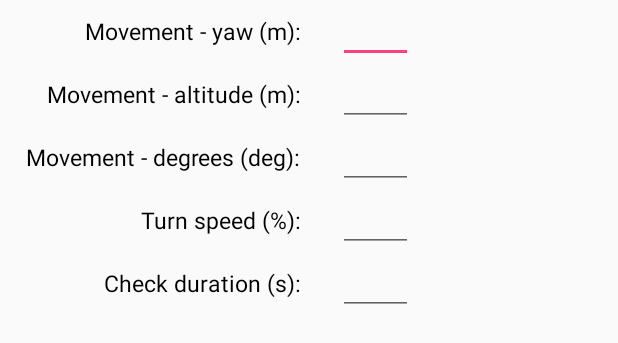
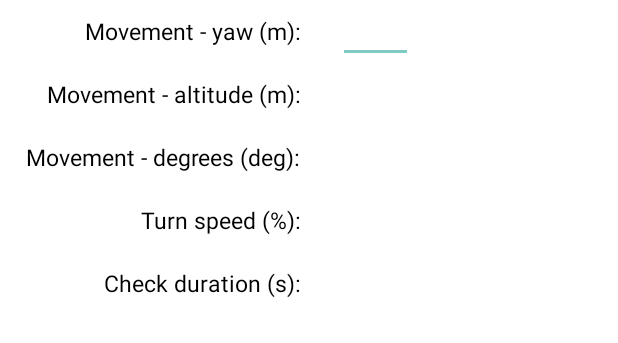
Before and after one commit to ChrisJLester/BC-SoloTestApp, an Android app: the layout layout_settings.xml on its own in the app's theme, with its tools: preview values and no code run, on a phone screen of 412 x 824 dp. Shown: the top 343 px of the screen. Run offline under Robolectric (Android 15) with nearby library versions, the phone set to English and light mode, and no system bars.

```diff
--- a/app/src/main/AndroidManifest.xml
+++ b/app/src/main/AndroidManifest.xml
@@ -10,7 +10,7 @@
         android:icon="@mipmap/ic_launcher"
         android:label="@string/app_name"
         android:supportsRtl="true"
-        android:theme="@style/AppTheme">
+        android:theme="@style/Theme.AppCompat.NoActionBar">
         <activity android:name=".MainActivity">
             <intent-filter>
                 <action android:name="android.intent.action.MAIN" />
--- a/app/src/main/res/layout/layout_settings.xml
+++ b/app/src/main/res/layout/layout_settings.xml
@@ -3,7 +3,8 @@
     android:orientation="vertical"
     android:layout_width="match_parent"
     android:layout_height="match_parent"
-    android:columnCount="2">
+    android:columnCount="2"
+    android:background="@color/white">
 
     <TextView
         android:labelFor="@+id/lblSettings_Yaw"
@@ -50,7 +51,7 @@
         android:textSize="@dimen/text_size_30" />
 
     <TextView
-        android:labelFor="@id/lblSettings_ChkDur"
+        android:labelFor="@+id/lblSettings_ChkDur"
         android:layout_width="@dimen/dimen_400"
         android:layout_height="wrap_content"
         android:layout_row="4"
--- a/app/src/main/res/values-w820dp/dimens.xml
+++ b/app/src/main/res/values-w820dp/dimens.xml
@@ -1,7 +1,5 @@
 <resources>
-    <!-- Example customization of dimensions originally defined in res/values/dimens.xml
-         (such as screen margins) for screens with more than 820dp of available width. This
-         would include 7" and 10" devices in landscape (~960dp and ~1280dp respectively). -->
+    <!-- For bigger screens -->
     <dimen name="activity_horizontal_margin">64dp</dimen>
 
     <dimen name="text_size_14">14sp</dimen>
@@ -17,5 +15,7 @@
     <dimen name="dimen_100">100dp</dimen>
     <dimen name="dimen_120">120dp</dimen>
     <dimen name="dimen_200">200dp</dimen>
+    <dimen name="dimen_250">250dp</dimen>
     <dimen name="dimen_400">400dp</dimen>
+    <dimen name="dimen_600">600dp</dimen>
 </resources>
--- a/app/src/main/res/values/dimens.xml
+++ b/app/src/main/res/values/dimens.xml
@@ -16,5 +16,7 @@
     <dimen name="dimen_100">50dp</dimen>
     <dimen name="dimen_120">60dp</dimen>
     <dimen name="dimen_200">100dp</dimen>
+    <dimen name="dimen_250">125dp</dimen>
     <dimen name="dimen_400">200dp</dimen>
+    <dimen name="dimen_600">600dp</dimen>
 </resources>
--- a/app/src/main/res/values/strings.xml
+++ b/app/src/main/res/values/strings.xml
@@ -1,5 +1,5 @@
 <resources>
-    <string name="app_name">SpaghettiDinner</string>
+    <string name="app_name">Solo Test App</string>
     <string name="settings_yaw">Movement - yaw (m):</string>
     <string name="settings_alt">Movement - altitude (m):</string>
     <string name="settings_deg">Movement - degrees (deg):</string>
```
Also changed, not shown: app/src/main/java/com/beaumont/chrisj/spaghettidinner/MainActivity.java (+7 -11 lines), app/src/main/res/mipmap-hdpi/ic_launcher.png, app/src/main/res/mipmap-mdpi/ic_launcher.png, app/src/main/res/mipmap-xhdpi/ic_launcher.png, app/src/main/res/mipmap-xxhdpi/ic_launcher.png, app/src/main/res/mipmap-xxxhdpi/ic_launcher.png.
